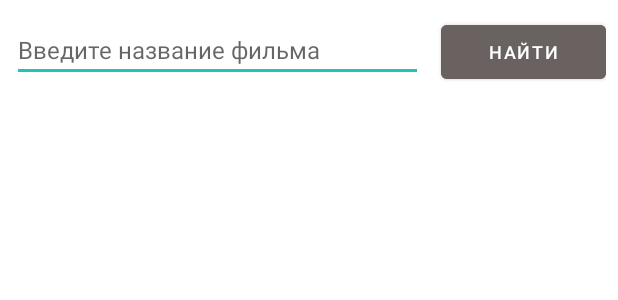
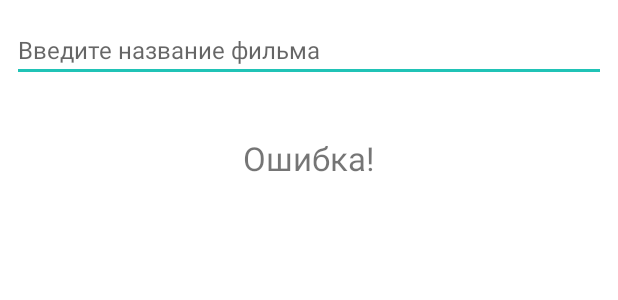
Before and after one commit to looee1q/FilmSearcher, an Android app: the layout activity_main.xml on its own in the app's theme, with its tools: preview values and no code run, on a phone screen of 412 x 824 dp. Shown: the top 300 px of the screen. Run offline under Robolectric (Android 15) with nearby library versions, the phone set to English and light mode, and no system bars.

Commit message:
до внедрения архитектуры

```diff
--- a/app/src/main/AndroidManifest.xml
+++ b/app/src/main/AndroidManifest.xml
@@ -22,6 +22,7 @@
                 <category android:name="android.intent.category.LAUNCHER" />
             </intent-filter>
         </activity>
+        <activity android:name=".PosterActivity"/>
     </application>
 
 </manifest>
--- a/app/src/main/java/com/example/filmsearcher/FilmRequest.kt
+++ b/app/src/main/java/com/example/filmsearcher/FilmRequest.kt
@@ -1,3 +1,3 @@
 package com.example.filmsearcher
 
-data class FilmRequest(val expression: String)
+//data class FilmRequest(val expression: String)
--- a/app/src/main/java/com/example/filmsearcher/FilmsResponse.kt
+++ b/app/src/main/java/com/example/filmsearcher/FilmsResponse.kt
@@ -1,3 +1,5 @@
 package com.example.filmsearcher
 
-class FilmsResponse(val foundFilms: List<Film>)
+import com.google.gson.annotations.SerializedName
+
+class FilmsResponse(@SerializedName("results") val foundFilms: List<Film>)
--- a/app/src/main/res/layout/activity_main.xml
+++ b/app/src/main/res/layout/activity_main.xml
@@ -26,7 +26,7 @@
             android:maxLines="1"
             android:textColor="@color/black"
             app:backgroundTint="@color/search_line"/>
-        <Button
+<!--        <Button
             android:id="@+id/search_button"
             android:layout_width="0dp"
             android:layout_height="36dp"
@@ -37,8 +37,15 @@
             app:cornerRadius="4dp"
             android:backgroundTint="@color/gray"
             android:text="@string/search"
-            android:textSize="12sp"/>
+            android:textSize="12sp"/>-->
     </LinearLayout>
+
+    <ProgressBar
+        android:id="@+id/progress_bar"
+        android:layout_width="wrap_content"
+        android:layout_height="wrap_content"
+        android:layout_gravity="center"
+        android:visibility="gone"/>
 
     <androidx.recyclerview.widget.RecyclerView
         android:id="@+id/recycler_view_films_list"
@@ -46,6 +53,14 @@
         android:layout_height="wrap_content"
         android:layout_marginTop="12dp"/>
 
-
+    <TextView
+        android:id="@+id/error_message"
+        android:layout_width="wrap_content"
+        android:layout_height="wrap_content"
+        android:layout_marginTop="24dp"
+        android:textSize="22sp"
+        android:layout_gravity="center"
+        android:visibility="visible"
+        tools:text="Ошибка!"/>
 
 </LinearLayout>
--- a/app/src/main/res/layout/film_description.xml
+++ b/app/src/main/res/layout/film_description.xml
@@ -20,7 +20,7 @@
         android:id="@+id/film_poster"
         android:layout_width="0dp"
         app:layout_constraintHorizontal_weight="1"
-        android:layout_height="match_parent"
+        android:layout_height="0dp"
         app:layout_constraintTop_toTopOf="parent"
         app:layout_constraintBottom_toBottomOf="parent"
         app:layout_constraintStart_toStartOf="parent"
--- a/app/src/main/res/values/strings.xml
+++ b/app/src/main/res/values/strings.xml
@@ -2,4 +2,6 @@
     <string name="app_name">FilmSearcher</string>
     <string name="search">Найти</string>
     <string name="write_films_title">Введите название фильма</string>
+    <string name="nothing_found">Ничего не найдено :\\</string>
+    <string name="something_went_wrong">Что-то пошло не так!</string>
 </resources>
```
Also changed, not shown: app/src/main/java/com/example/filmsearcher/Debouncer.kt (added, +32 -0 lines), app/src/main/java/com/example/filmsearcher/FilmAdapter.kt (+7 -0 lines), app/src/main/java/com/example/filmsearcher/MainActivity.kt (+62 -24 lines), app/src/main/java/com/example/filmsearcher/PosterActivity.kt (added, +25 -0 lines), app/src/main/res/layout/poster.xml (added, +17 -0 lines).
